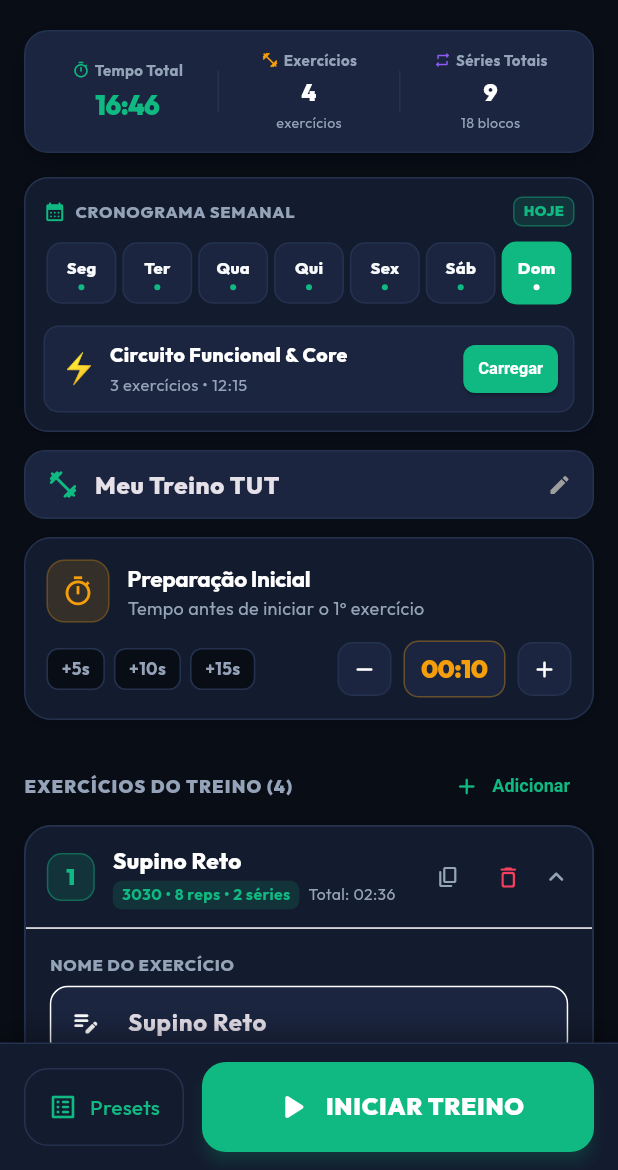
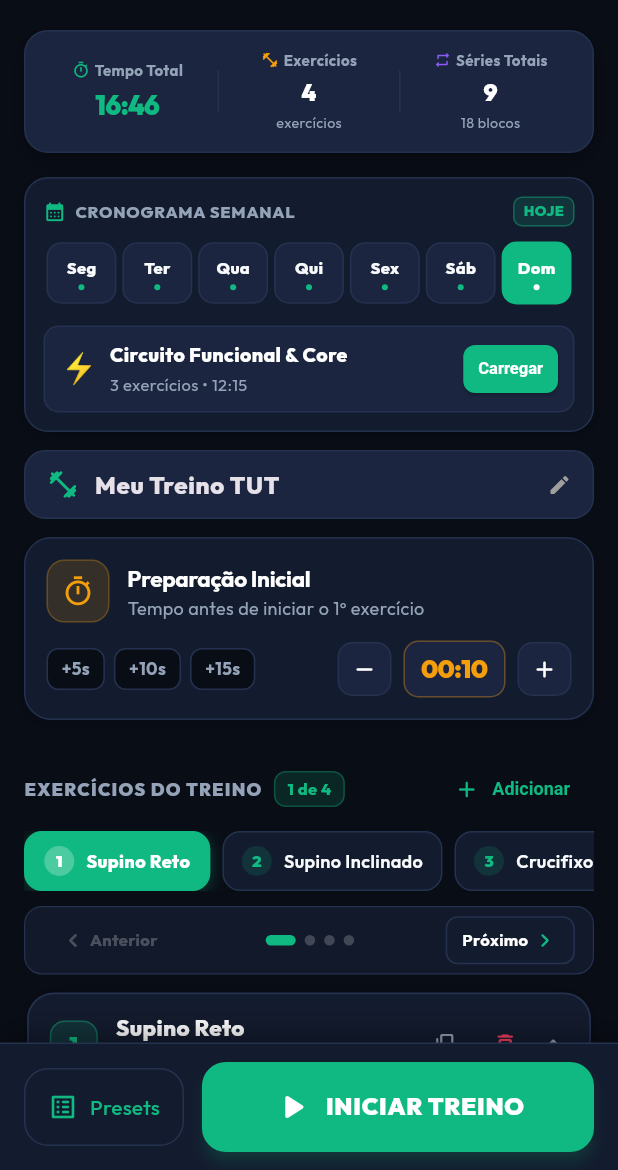
Before and after one commit to pcrsilva/tensortimer, a Flutter app: the screen it shows after launch, on a phone screen of 412 x 824 dp, the part 66-1236 px from its top. Run offline on Flutter 3.47's test engine with Material 3 defaults, Android fonts, the light colour scheme and no system bars; our stand-ins replace audioplayers, flutter_local_notifications, flutter_riverpod, google_fonts, shared_preferences, wakelock_plus.

Commit message:
feat(ui): implementar carrossel de exercícios com abas e manter botões no listview

```diff
--- a/lib/features/workout_config/presentation/screens/workout_config_screen.dart
+++ b/lib/features/workout_config/presentation/screens/workout_config_screen.dart
@@ -6,7 +6,7 @@ import '../../models/workout_phase.dart';
 import '../../providers/workout_config_provider.dart';
 import '../widgets/config_field_card.dart';
 import '../widgets/dynamic_summary_bar.dart';
-import '../widgets/exercise_card.dart';
+import '../widgets/exercise_carousel.dart';
 import '../widgets/preset_selector_sheet.dart';
 import '../widgets/settings_dialog.dart';
 import '../widgets/weekday_schedule_bar.dart';
@@ -116,6 +116,7 @@ class _WorkoutConfigScreenState extends ConsumerState<WorkoutConfigScreen> {
           // Lista de Configuração do Treino
           Expanded(
             child: ListView(
+              key: const Key('workout_config_listview'),
               padding: const EdgeInsets.symmetric(horizontal: 16, vertical: 8),
               children: [
                 // 1. Barra de Cronograma Semanal (Seg, Ter, Qua, Qui, Sex, Sáb, Dom)
@@ -178,57 +179,22 @@ class _WorkoutConfigScreenState extends ConsumerState<WorkoutConfigScreen> {
                   onChanged: notifier.setPrepareSeconds,
                 ),
 
+                const SizedBox(height: 14),
+
+                // 4. Carrossel de Exercícios do Treino (Abas + Paging + Cards)
+                ExerciseCarousel(
+                  exercises: config.exercises,
+                  onExerciseChanged: notifier.updateExercise,
+                  onDuplicateExercise: notifier.duplicateExercise,
+                  onDeleteExercise: notifier.removeExercise,
+                  onAddExercise: notifier.addExercise,
+                ),
+
                 const SizedBox(height: 12),
 
-                // 4. Cabeçalho da Seção de Exercícios
-                Row(
-                  mainAxisAlignment: MainAxisAlignment.spaceBetween,
-                  children: [
-                    Text(
-                      'EXERCÍCIOS DO TREINO (${config.exercises.length})',
-                      style: TextStyle(
-                        fontSize: 12,
-                        fontWeight: FontWeight.w900,
-                        letterSpacing: 0.8,
-                        color: isDark
-                            ? AppColors.darkTextSecondary
-                            : AppColors.lightTextSecondary,
-                      ),
-                    ),
-                    TextButton.icon(
-                      onPressed: () => notifier.addExercise(),
-                      icon: const Icon(Icons.add_rounded, size: 18),
-                      label: const Text('Adicionar'),
-                      style: TextButton.styleFrom(
-                        visualDensity: VisualDensity.compact,
-                        foregroundColor: AppColors.brandPrimary,
-                        textStyle: const TextStyle(
-                          fontSize: 12,
-                          fontWeight: FontWeight.bold,
-                        ),
-                      ),
-                    ),
-                  ],
-                ),
-                const SizedBox(height: 6),
-
-                // 5. Lista de Exercícios (Cards Expansíveis)
-                ...List.generate(config.exercises.length, (index) {
-                  final ex = config.exercises[index];
-                  return ExerciseCard(
-                    key: ValueKey(ex.id),
-                    index: index + 1,
-                    totalExercises: config.exercises.length,
-                    exercise: ex,
-                    onChanged: notifier.updateExercise,
-                    onDuplicate: () => notifier.duplicateExercise(ex.id),
-                    onDelete: () => notifier.removeExercise(ex.id),
-                  );
-                }),
-
-                // Botão de Adicionar Exercício Grande
+                // 5. Botão de Adicionar Exercício Grande (Permanece no ListView)
                 Container(
-                  margin: const EdgeInsets.only(top: 4, bottom: 12),
+                  margin: const EdgeInsets.only(bottom: 14),
                   child: OutlinedButton.icon(
                     onPressed: () => notifier.addExercise(),
                     icon: const Icon(Icons.add_circle_outline_rounded,
--- a/lib/features/workout_config/presentation/widgets/exercise_card.dart
+++ b/lib/features/workout_config/presentation/widgets/exercise_card.dart
@@ -13,6 +13,7 @@ class ExerciseCard extends StatefulWidget {
   final ValueChanged<ExerciseConfig> onChanged;
   final VoidCallback onDuplicate;
   final VoidCallback onDelete;
+  final EdgeInsetsGeometry? margin;
 
   const ExerciseCard({
     super.key,
@@ -22,6 +23,7 @@ class ExerciseCard extends StatefulWidget {
     required this.onChanged,
     required this.onDuplicate,
     required this.onDelete,
+    this.margin,
   });
 
   @override
@@ -81,7 +83,7 @@ class _ExerciseCardState extends State<ExerciseCard> {
     final isCadence = ex.workMode.isCadence;
 
     return Container(
-      margin: const EdgeInsets.only(bottom: 14),
+      margin: widget.margin ?? const EdgeInsets.only(bottom: 14),
       decoration: BoxDecoration(
         color: isDark ? AppColors.darkCard : Colors.white,
         borderRadius: BorderRadius.circular(18),
--- /dev/null
+++ b/lib/features/workout_config/presentation/widgets/exercise_carousel.dart
@@ -0,0 +1,460 @@
+import 'package:flutter/material.dart';
+import '../../../../core/constants/app_colors.dart';
+import '../../models/exercise_config.dart';
+import 'exercise_card.dart';
+
+/// Carrossel interativo e moderno para configuração dos exercícios do treino
+class ExerciseCarousel extends StatefulWidget {
+  final List<ExerciseConfig> exercises;
+  final ValueChanged<ExerciseConfig> onExerciseChanged;
+  final ValueChanged<String> onDuplicateExercise;
+  final ValueChanged<String> onDeleteExercise;
+  final VoidCallback onAddExercise;
+
+  const ExerciseCarousel({
+    super.key,
+    required this.exercises,
+    required this.onExerciseChanged,
+    required this.onDuplicateExercise,
+    required this.onDeleteExercise,
+    required this.onAddExercise,
+  });
+
+  @override
+  State<ExerciseCarousel> createState() => _ExerciseCarouselState();
+}
+
+class _ExerciseCarouselState extends State<ExerciseCarousel> {
+  late PageController _pageController;
+  final ScrollController _tabScrollController = ScrollController();
+  int _currentPage = 0;
+
+  @override
+  void initState() {
+    super.initState();
+    _pageController = PageController(initialPage: _currentPage);
+  }
+
+  @override
+  void didUpdateWidget(covariant ExerciseCarousel oldWidget) {
+    super.didUpdateWidget(oldWidget);
+
+    if (widget.exercises.length > oldWidget.exercises.length) {
+      // Novo exercício adicionado: navega para a última página
+      final newIndex = widget.exercises.length - 1;
+      WidgetsBinding.instance.addPostFrameCallback((_) {
+        if (mounted) {
+          _goToPage(newIndex);
+        }
+      });
+    } else if (_currentPage >= widget.exercises.length) {
+      // Exercício removido: ajusta para o índice válido mais próximo
+      final validIndex = (widget.exercises.length - 1).clamp(0, 999);
+      setState(() {
+        _currentPage = validIndex;
+      });
+      WidgetsBinding.instance.addPostFrameCallback((_) {
+        if (mounted && _pageController.hasClients) {
+          _pageController.jumpToPage(validIndex);
+          _scrollToTab(validIndex);
+        }
+      });
+    }
+  }
+
+  @override
+  void dispose() {
+    _pageController.dispose();
+    _tabScrollController.dispose();
+    super.dispose();
+  }
+
+  void _goToPage(int page) {
+    if (page < 0 || page >= widget.exercises.length) return;
+    setState(() {
+      _currentPage = page;
+    });
+    if (_pageController.hasClients) {
+      _pageController.animateToPage(
+        page,
+        duration: const Duration(milliseconds: 300),
+        curve: Curves.easeInOutCubic,
+      );
+    }
+    _scrollToTab(page);
+  }
+
+  void _scrollToTab(int index) {
+    if (!_tabScrollController.hasClients) return;
+    // Largura aproximada por chip para centralizar suavemente
+    const chipWidth = 140.0;
+    final targetOffset = (index * chipWidth) - 40;
+    _tabScrollController.animateTo(
+      targetOffset.clamp(0.0, _tabScrollController.position.maxScrollExtent),
+      duration: const Duration(milliseconds: 300),
+      curve: Curves.easeOut,
+    );
+  }
+
+  @override
+  Widget build(BuildContext context) {
+    final isDark = Theme.of(context).brightness == Brightness.dark;
+    final total = widget.exercises.length;
+
+    return Column(
+      crossAxisAlignment: CrossAxisAlignment.stretch,
+      children: [
+        // 1. Cabeçalho da Seção com Contador e Botão Adicionar
+        _buildSectionHeader(isDark, total),
+
+        const SizedBox(height: 8),
+
+        // 2. Barra de Abas Horizontais (Chips dos Exercícios)
+        _buildExerciseTabsBar(isDark, total),
+
+        const SizedBox(height: 10),
+
+        // 3. Barra de Navegação do Carrossel (Setas < > e Indicador de Páginas)
+        _buildNavigationControls(isDark, total),
+
+        const SizedBox(height: 8),
+
+        // 4. Carrossel de Cards de Exercício (PageView)
+        SizedBox(
+          height: 785,
+          child: PageView.builder(
+            controller: _pageController,
+            itemCount: total,
+            onPageChanged: (index) {
+              setState(() {
+                _currentPage = index;
+              });
+              _scrollToTab(index);
+            },
+            itemBuilder: (context, index) {
+              final ex = widget.exercises[index];
+              return SingleChildScrollView(
+                physics: const ClampingScrollPhysics(),
+                child: ExerciseCard(
+                  key: ValueKey(ex.id),
+                  index: index + 1,
+                  totalExercises: total,
+                  exercise: ex,
+                  margin: const EdgeInsets.symmetric(horizontal: 2, vertical: 4),
+                  onChanged: widget.onExerciseChanged,
+                  onDuplicate: () => widget.onDuplicateExercise(ex.id),
+                  onDelete: () => widget.onDeleteExercise(ex.id),
+                ),
+              );
+            },
+          ),
+        ),
+      ],
+    );
+  }
+
+  Widget _buildSectionHeader(bool isDark, int total) {
+    return Row(
+      mainAxisAlignment: MainAxisAlignment.spaceBetween,
+      children: [
+        Row(
+          mainAxisSize: MainAxisSize.min,
+          children: [
+            Text(
+              'EXERCÍCIOS DO TREINO',
+              style: TextStyle(
+                fontSize: 12,
+                fontWeight: FontWeight.w900,
+                letterSpacing: 0.8,
+                color: isDark
+                    ? AppColors.darkTextSecondary
+                    : AppColors.lightTextSecondary,
+              ),
+            ),
+            const SizedBox(width: 8),
+            Container(
+              padding: const EdgeInsets.symmetric(horizontal: 8, vertical: 3),
+              decoration: BoxDecoration(
+                color: AppColors.brandPrimary.withValues(alpha: 0.15),
+                borderRadius: BorderRadius.circular(8),
+                border: Border.all(
+                  color: AppColors.brandPrimary.withValues(alpha: 0.3),
+                  width: 1,
+                ),
+              ),
+              child: Text(
+                '${_currentPage + 1} de $total',
+                style: const TextStyle(
+                  fontSize: 11,
+                  fontWeight: FontWeight.w800,
+                  color: AppColors.brandPrimary,
+                ),
+              ),
+            ),
+          ],
+        ),
+        TextButton.icon(
+          onPressed: widget.onAddExercise,
+          icon: const Icon(Icons.add_rounded, size: 18),
+          label: const Text('Adicionar'),
+          style: TextButton.styleFrom(
+            visualDensity: VisualDensity.compact,
+            foregroundColor: AppColors.brandPrimary,
+            textStyle: const TextStyle(
+              fontSize: 12,
+              fontWeight: FontWeight.bold,
+            ),
+          ),
+        ),
+      ],
+    );
+  }
+
+  Widget _buildExerciseTabsBar(bool isDark, int total) {
+    return SizedBox(
+      height: 40,
+      child: ListView.separated(
+        controller: _tabScrollController,
+        scrollDirection: Axis.horizontal,
+        itemCount: total + 1, // +1 para o botão de adicionar no final
+        separatorBuilder: (_, __) => const SizedBox(width: 8),
+        itemBuilder: (context, index) {
+          if (index == total) {
+            // Chip de ação rápida para adicionar novo exercício
+            return ActionChip(
+              avatar: const Icon(Icons.add_rounded, size: 16, color: AppColors.brandPrimary),
+              label: const Text(
+                'Novo',
+                style: TextStyle(
+                  fontSize: 12,
+                  fontWeight: FontWeight.w700,
+                  color: AppColors.brandPrimary,
+                ),
+              ),
+              backgroundColor: isDark
+                  ? AppColors.darkCardElevated
+                  : AppColors.lightCardElevated,
+              side: BorderSide(
+                color: AppColors.brandPrimary.withValues(alpha: 0.4),
+                style: BorderStyle.solid,
+              ),
+              shape: RoundedRectangleBorder(
+                borderRadius: BorderRadius.circular(12),
+              ),
+              onPressed: widget.onAddExercise,
+            );
+          }
+
+          final ex = widget.exercises[index];
+          final isSelected = _currentPage == index;
+
+          return InkWell(
+            onTap: () => _goToPage(index),
+            borderRadius: BorderRadius.circular(12),
+            child: AnimatedContainer(
+              duration: const Duration(milliseconds: 200),
+              padding: const EdgeInsets.symmetric(horizontal: 12, vertical: 8),
+              decoration: BoxDecoration(
+                color: isSelected
+                    ? AppColors.brandPrimary
+                    : (isDark ? AppColors.darkCard : Colors.white),
+                borderRadius: BorderRadius.circular(12),
+                border: Border.all(
+                  color: isSelected
+                      ? AppColors.brandPrimary
+                      : (isDark ? AppColors.darkBorder : AppColors.lightBorder),
+                  width: isSelected ? 1.5 : 1.0,
+                ),
+                boxShadow: isSelected
+                    ? [
+                        BoxShadow(
+                          color: AppColors.brandPrimary.withValues(alpha: 0.3),
+                          blurRadius: 8,
+                          offset: const Offset(0, 2),
+                        ),
+                      ]
+                    : null,
+              ),
+              child: Row(
+                mainAxisSize: MainAxisSize.min,
+                children: [
+                  Container(
+                    width: 20,
+                    height: 20,
+                    decoration: BoxDecoration(
+                      color: isSelected
+                          ? Colors.white.withValues(alpha: 0.25)
+                          : AppColors.brandPrimary.withValues(alpha: 0.15),
+                      shape: BoxShape.circle,
+                    ),
+                    alignment: Alignment.center,
+                    child: Text(
+                      '${index + 1}',
+                      style: TextStyle(
+                        fontSize: 11,
+                        fontWeight: FontWeight.w900,
+                        color: isSelected ? Colors.white : AppColors.brandPrimary,
+                      ),
+                    ),
+                  ),
+                  const SizedBox(width: 8),
+                  ConstrainedBox(
+                    constraints: const BoxConstraints(maxWidth: 130),
+                    child: Text(
+                      ex.name,
+                      style: TextStyle(
+                        fontSize: 12,
+                        fontWeight: isSelected ? FontWeight.w800 : FontWeight.w600,
+                        color: isSelected
+                            ? Colors.white
+                            : (isDark
+                                ? AppColors.darkTextPrimary
+                                : AppColors.lightTextPrimary),
+                      ),
+                      maxLines: 1,
+                      overflow: TextOverflow.ellipsis,
+                    ),
+                  ),
+                ],
+              ),
+            ),
+          );
+        },
+      ),
+    );
+  }
+
+  Widget _buildNavigationControls(bool isDark, int total) {
+    final canGoPrev = _currentPage > 0;
+    final canGoNext = _currentPage < total - 1;
+
+    return Container(
+      padding: const EdgeInsets.symmetric(horizontal: 12, vertical: 6),
+      decoration: BoxDecoration(
+        color: isDark
+            ? AppColors.darkCardElevated.withValues(alpha: 0.5)
+            : AppColors.lightCardElevated,
+        borderRadius: BorderRadius.circular(12),
+        border: Border.all(
+          color: isDark ? AppColors.darkBorder : AppColors.lightBorder,
+          width: 0.8,
+        ),
+      ),
+      child: Row(
+        mainAxisAlignment: MainAxisAlignment.spaceBetween,
+        children: [
+          // Botão Anterior (<)
+          InkWell(
+            onTap: canGoPrev ? () => _goToPage(_currentPage - 1) : null,
+            borderRadius: BorderRadius.circular(8),
+            child: Container(
+              padding: const EdgeInsets.symmetric(horizontal: 10, vertical: 6),
+              decoration: BoxDecoration(
+                color: canGoPrev
+                    ? (isDark ? AppColors.darkCard : Colors.white)
+                    : Colors.transparent,
+                borderRadius: BorderRadius.circular(8),
+                border: Border.all(
+                  color: canGoPrev
+                      ? (isDark ? AppColors.darkBorder : AppColors.lightBorder)
+                      : Colors.transparent,
+                ),
+              ),
+              child: Row(
+                mainAxisSize: MainAxisSize.min,
+                children: [
+                  Icon(
+                    Icons.chevron_left_rounded,
+                    size: 18,
+                    color: canGoPrev
+                        ? AppColors.brandPrimary
+                        : (isDark ? Colors.white24 : Colors.black26),
+                  ),
+                  const SizedBox(width: 2),
+                  Text(
+                    'Anterior',
+                    style: TextStyle(
+                      fontSize: 11,
+                      fontWeight: FontWeight.w700,
+                      color: canGoPrev
+                          ? (isDark ? Colors.white : AppColors.lightTextPrimary)
+                          : (isDark ? Colors.white24 : Colors.black26),
+                    ),
+                  ),
+                ],
+              ),
+            ),
+          ),
+
+          // Indicadores de Pontos (Dots / Pills)
+          Row(
+            mainAxisSize: MainAxisSize.min,
+            children: List.generate(total, (dotIndex) {
+              final isDotSelected = _currentPage == dotIndex;
+              return GestureDetector(
+                onTap: () => _goToPage(dotIndex),
+                child: AnimatedContainer(
+                  duration: const Duration(milliseconds: 250),
+                  margin: const EdgeInsets.symmetric(horizontal: 3),
+                  width: isDotSelected ? 20 : 7,
+                  height: 7,
+                  decoration: BoxDecoration(
+                    color: isDotSelected
+                        ? AppColors.brandPrimary
+                        : (isDark
+                            ? Colors.white.withValues(alpha: 0.2)
+                            : Colors.black.withValues(alpha: 0.15)),
+                    borderRadius: BorderRadius.circular(4),
+                  ),
+                ),
+              );
+            }),
+          ),
+
+          // Botão Próximo (>)
+          InkWell(
+            onTap: canGoNext ? () => _goToPage(_currentPage + 1) : null,
+            borderRadius: BorderRadius.circular(8),
+            child: Container(
+              padding: const EdgeInsets.symmetric(horizontal: 10, vertical: 6),
+              decoration: BoxDecoration(
+                color: canGoNext
+                    ? (isDark ? AppColors.darkCard : Colors.white)
+                    : Colors.transparent,
+                borderRadius: BorderRadius.circular(8),
+                border: Border.all(
+                  color: canGoNext
+                      ? (isDark ? AppColors.darkBorder : AppColors.lightBorder)
+                      : Colors.transparent,
+                ),
+              ),
+              child: Row(
+                mainAxisSize: MainAxisSize.min,
+                children: [
+                  Text(
+                    'Próximo',
+                    style: TextStyle(
+                      fontSize: 11,
+                      fontWeight: FontWeight.w700,
+                      color: canGoNext
+                          ? (isDark ? Colors.white : AppColors.lightTextPrimary)
+                          : (isDark ? Colors.white24 : Colors.black26),
+                    ),
+                  ),
+                  const SizedBox(width: 2),
+                  Icon(
+                    Icons.chevron_right_rounded,
+                    size: 18,
+                    color: canGoNext
+                        ? AppColors.brandPrimary
+                        : (isDark ? Colors.white24 : Colors.black26),
+                  ),
+                ],
+              ),
+            ),
+          ),
+        ],
+      ),
+    );
+  }
+}
```
Also changed, not shown: 2 other files.
